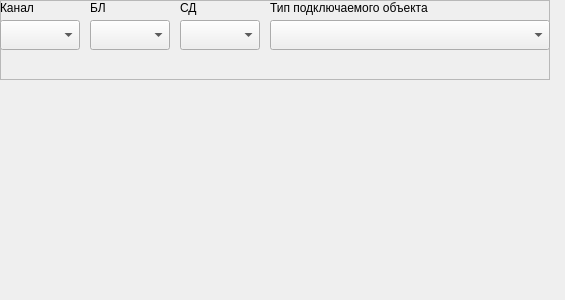
The window that m_cfg/unitWidgets/widget_ssoi_sd.ui (xXRadioHeadXx/start7) describes before a commit, drawn with Qt 5.
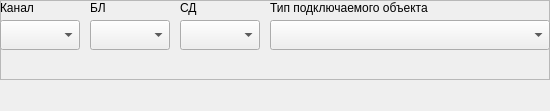
The same window after the commit.

What changed in the file:
```diff
--- a/m_cfg/unitWidgets/widget_ssoi_sd.ui
+++ b/m_cfg/unitWidgets/widget_ssoi_sd.ui
@@ -6,8 +6,8 @@
    <rect>
     <x>0</x>
     <y>0</y>
-    <width>565</width>
-    <height>300</height>
+    <width>550</width>
+    <height>111</height>
    </rect>
   </property>
   <property name="windowTitle">
```
